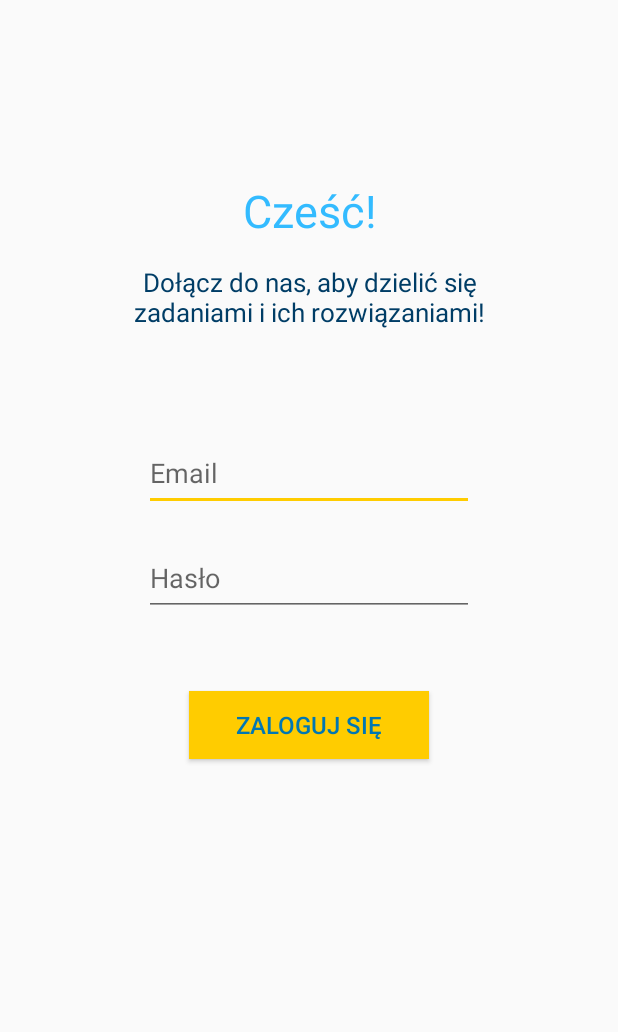
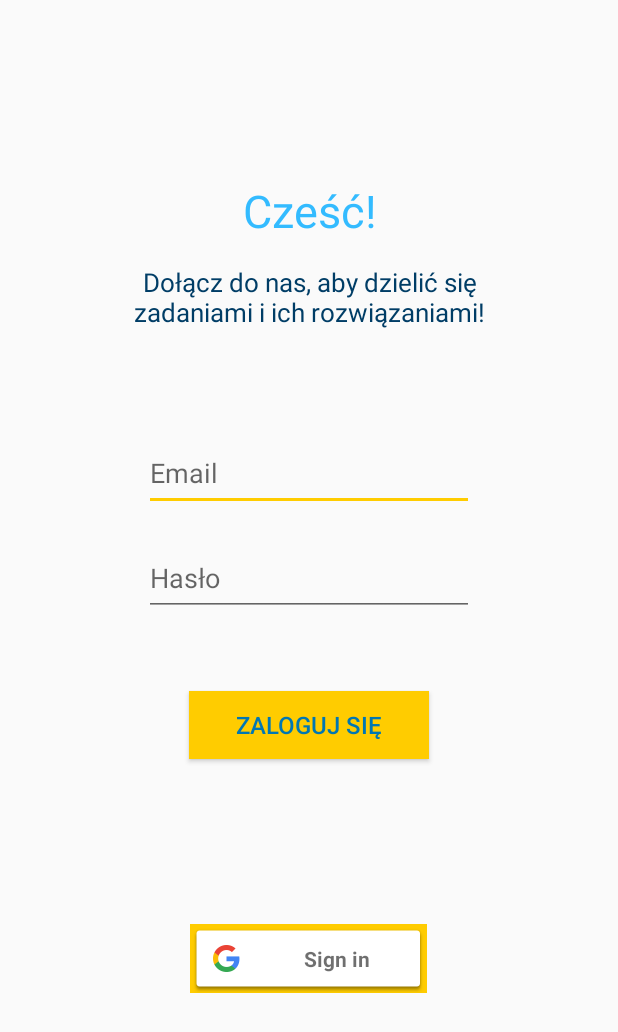
Before and after one commit to martakuta/ExShare, an Android app: the layout activity_login.xml on its own in the app's theme, with its tools: preview values and no code run, on a phone screen of 412 x 824 dp. Shown: the top 1032 px of the screen. Run offline under Robolectric (Android 15) with nearby library versions, the phone set to English and light mode, and no system bars.

Commit message:
added Google Sign In functionality

```diff
--- a/app/src/main/AndroidManifest.xml
+++ b/app/src/main/AndroidManifest.xml
@@ -2,6 +2,8 @@
 <manifest xmlns:android="http://schemas.android.com/apk/res/android"
     package="pl.edu.mimuw.exshare">
 
+    <uses-permission android:name="android.permission.INTERNET" />
+    <uses-permission android:name="android.permission.ACCESS_NETWORK_STATE" />
     <application
         android:allowBackup="true"
         android:icon="@mipmap/x_logo"
--- a/app/src/main/res/layout/activity_login.xml
+++ b/app/src/main/res/layout/activity_login.xml
@@ -70,13 +70,32 @@
         app:layout_constraintStart_toStartOf="parent"
         app:layout_constraintTop_toBottomOf="@+id/sign_in_email" />
 
+    <com.google.android.gms.common.SignInButton
+        android:id="@+id/google_sign_in"
+        android:layout_width="158dp"
+        android:layout_height="46dp"
+        android:layout_marginStart="126dp"
+        android:layout_marginLeft="126dp"
+        android:layout_marginEnd="127dp"
+
+        android:layout_marginRight="127dp"
+        android:layout_marginBottom="162dp"
+        android:background="@color/myYellow"
+        android:gravity="center"
+        android:text="@string/google_sign_in"
+        android:textColor="@color/myDarkBlue"
+        android:textSize="16sp"
+        app:layout_constraintBottom_toBottomOf="parent"
+        app:layout_constraintEnd_toEndOf="parent"
+        app:layout_constraintStart_toStartOf="parent" />
+
     <Button
         android:id="@+id/sign_in_button"
         android:layout_width="160dp"
         android:layout_height="45dp"
         android:layout_marginTop="50dp"
+        android:background="@color/myYellow"
         android:gravity="center"
-        android:background="@color/myYellow"
         android:text="@string/login_zaloguj"
         android:textColor="@color/myDarkBlue"
         android:textSize="16sp"
@@ -89,11 +108,11 @@
         android:id="@+id/incorrect_login"
         android:layout_width="200dp"
         android:layout_height="40dp"
-        android:layout_marginTop="50dp"
+        android:layout_marginTop="108dp"
         android:gravity="center"
         android:textColor="@color/myDarkBlue"
         app:layout_constraintEnd_toEndOf="parent"
-        app:layout_constraintHorizontal_bias="0.5"
+        app:layout_constraintHorizontal_bias="0.497"
         app:layout_constraintStart_toStartOf="parent"
         app:layout_constraintTop_toBottomOf="@+id/sign_in_button" />
 
--- a/app/src/main/res/values/strings.xml
+++ b/app/src/main/res/values/strings.xml
@@ -7,6 +7,7 @@
     <string name="course3_title">Kurs 3</string>
     <string name="join_course_title">Dołącz do kursu</string>
     <string name="create_course_title">Stwórz nowy kurs</string>
+    <string name="sign_out_text">Wyloguj się</string>
 
     <string name="menu_header">ExShare</string>
 
@@ -21,6 +22,7 @@
     <string name="login_email">Email</string>
     <string name="login_password">Hasło</string>
     <string name="login_zaloguj">Zaloguj się</string>
+    <string name="google_sign_in">Sign in with Google</string>
     <string name="login_zarejestruj">Zarejestruj się</string>
 
     <string name="welcome">"Welcome !"</string>
--- a/build.gradle
+++ b/build.gradle
@@ -9,7 +9,7 @@ buildscript {
     }
     dependencies {
         classpath 'com.android.tools.build:gradle:3.6.1'
-
+        classpath 'com.google.gms:google-services:4.3.3'
 
         // NOTE: Do not place your application dependencies here; they belong
         // in the individual module build.gradle files
```
Also changed, not shown: app/build.gradle (+12 -2 lines), app/src/main/java/pl/edu/mimuw/exshare/LoginActivity.java (+103 -4 lines), app/src/main/java/pl/edu/mimuw/exshare/MainActivity.java (+11 -3 lines), app/src/main/java/pl/edu/mimuw/exshare/UserData.java (added, +21 -0 lines), 2 other files.
